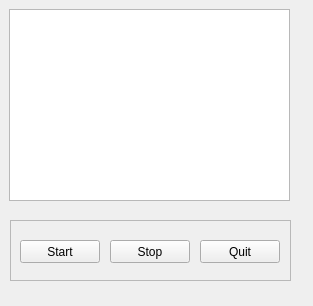
Old version of the form video.ui in the repository schlagenhauf/LiveAnnotation.
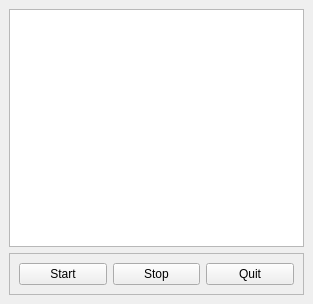
New version of the form.

Diff of the .ui file:
```diff
--- a/video.ui
+++ b/video.ui
@@ -7,78 +7,51 @@
     <x>0</x>
     <y>0</y>
     <width>313</width>
-    <height>306</height>
+    <height>304</height>
    </rect>
   </property>
   <property name="windowTitle">
    <string>MainWindow</string>
   </property>
   <widget class="QWidget" name="centralwidget">
-   <widget class="QGraphicsView" name="graphicsView">
-    <property name="geometry">
-     <rect>
-      <x>9</x>
-      <y>9</y>
-      <width>281</width>
-      <height>192</height>
-     </rect>
-    </property>
-   </widget>
+   <layout class="QVBoxLayout" name="verticalLayout">
+    <item>
+     <widget class="QGraphicsView" name="graphicsView"/>
+    </item>
+    <item>
    <widget class="QFrame" name="frame">
-    <property name="geometry">
-     <rect>
-      <x>10</x>
-      <y>220</y>
-      <width>281</width>
-      <height>61</height>
-     </rect>
-    </property>
     <property name="frameShape">
      <enum>QFrame::StyledPanel</enum>
     </property>
     <property name="frameShadow">
      <enum>QFrame::Raised</enum>
     </property>
+      <layout class="QHBoxLayout" name="horizontalLayout">
+       <item>
     <widget class="QPushButton" name="btnStart">
-     <property name="geometry">
-      <rect>
-       <x>10</x>
-       <y>20</y>
-       <width>80</width>
-       <height>23</height>
-      </rect>
-     </property>
      <property name="text">
       <string>Start</string>
      </property>
     </widget>
+       </item>
+       <item>
     <widget class="QPushButton" name="btnStop">
-     <property name="geometry">
-      <rect>
-       <x>100</x>
-       <y>20</y>
-       <width>80</width>
-       <height>23</height>
-      </rect>
-     </property>
      <property name="text">
       <string>Stop</string>
      </property>
     </widget>
+       </item>
+       <item>
     <widget class="QPushButton" name="btnQuit">
-     <property name="geometry">
-      <rect>
-       <x>190</x>
-       <y>20</y>
-       <width>80</width>
-       <height>23</height>
-      </rect>
-     </property>
      <property name="text">
       <string>Quit</string>
      </property>
     </widget>
-   </widget>
+       </item>
+      </layout>
+     </widget>
+    </item>
+   </layout>
   </widget>
  </widget>
  <resources/>
```
Lines whose indentation alone changed are shown as unchanged.
